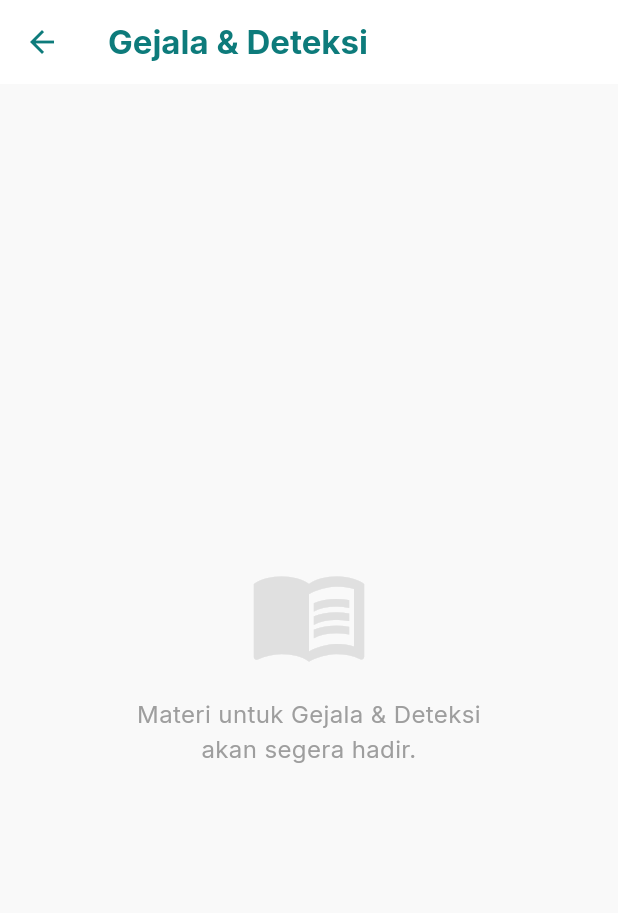
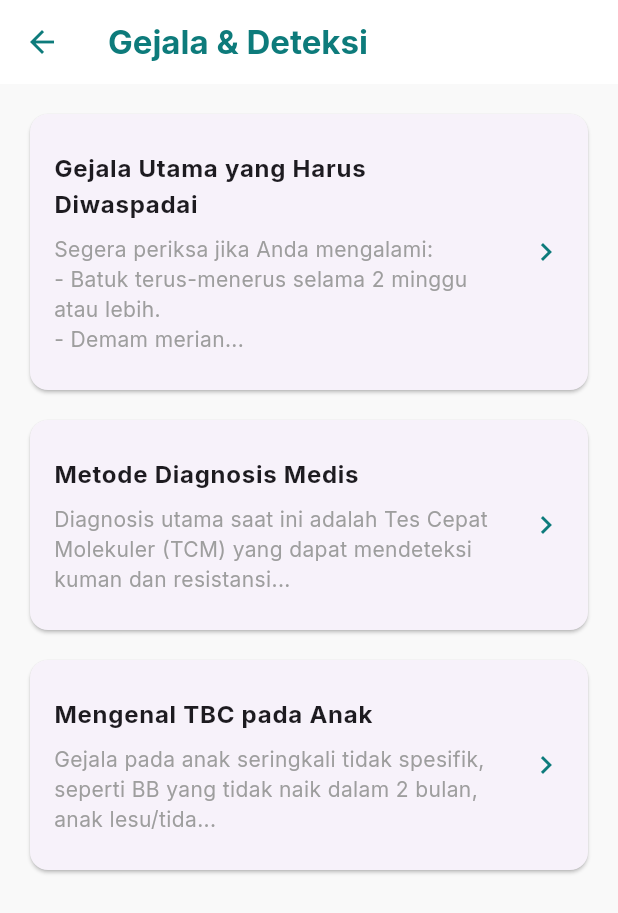
Before and after one commit to ErickHaidar/Aura-Health-FrontEnd, a Flutter app: the EducationScreen screen opened directly, after a tap on "Gejala & Deteksi", on a phone screen of 412 x 824 dp. Shown: the top 913 px of the screen. Run offline on Flutter 3.47's test engine with Material 3 defaults, Android fonts, the phone set to English and light mode, and no system bars; our stand-ins replace flutter_dotenv, google_fonts, shared_preferences; accounts and stored records are empty; network calls fail.

Commit message:
Add materi Education

```diff
--- a/lib/main.dart
+++ b/lib/main.dart
@@ -5,8 +5,10 @@ import 'screens/login_screen.dart';
 import 'screens/register_screen.dart';
 import 'screens/otp_screen.dart';
 import 'screens/main_screen.dart';
+import 'package:flutter_dotenv/flutter_dotenv.dart';
 
-void main() {
+Future<void> main() async {
+  await dotenv.load(fileName: ".env");
   runApp(const AuraHealthApp());
 }
 
@@ -19,7 +21,7 @@ class AuraHealthApp extends StatelessWidget {
       title: 'Aura Health',
       theme: AppTheme.theme,
       debugShowCheckedModeBanner: false,
-      initialRoute: '/',
+      initialRoute: '/main',
       routes: {
         '/': (context) => const SplashScreen(),
         '/login': (context) => const LoginScreen(),
--- a/lib/screens/education_screen.dart
+++ b/lib/screens/education_screen.dart
@@ -23,6 +23,8 @@ class _EducationScreenState extends State<EducationScreen> {
     'pencegahan': Icons.shield,
     'obat': Icons.medication,
     'oat': Icons.medication,
+    'etika batuk': Icons.record_voice_over,
+    'nutrisi': Icons.restaurant,
   };
 
   @override
@@ -159,6 +161,20 @@ class _EducationScreenState extends State<EducationScreen> {
         title: 'Obat-obatan OAT',
         description: 'Panduan lengkap pengobatan dan efek samping.',
       ),
+      const SizedBox(height: 16),
+      _buildCategoryCard(
+        context,
+        icon: Icons.record_voice_over,
+        title: 'Etika Batuk',
+        description: 'Cara batuk yang benar agar tidak menularkan ke orang lain.',
+      ),
+      const SizedBox(height: 16),
+      _buildCategoryCard(
+        context,
+        icon: Icons.restaurant,
+        title: 'Nutrisi TBC',
+        description: 'Kebutuhan gizi bagi penderita TBC untuk mempercepat kesembuhan.',
+      ),
     ];
   }
 
--- a/lib/screens/splash_screen.dart
+++ b/lib/screens/splash_screen.dart
@@ -27,11 +27,8 @@ class _SplashScreenState extends State<SplashScreen> {
 
     if (!mounted) return;
 
-    if (isLoggedIn) {
-      Navigator.pushReplacementNamed(context, '/main');
-    } else {
-      Navigator.pushReplacementNamed(context, '/login');
-    }
+    // Langsung navigasi ke /main untuk keperluan pengembangan
+    Navigator.pushReplacementNamed(context, '/main');
   }
 
   @override
--- a/lib/services/api_config.dart
+++ b/lib/services/api_config.dart
@@ -1,16 +1,14 @@
 import 'dart:io';
 import 'package:flutter/foundation.dart';
+import 'package:flutter_dotenv/flutter_dotenv.dart';
 
 class ApiConfig {
-  // Jika menggunakan Emulator Android, localhost harus diganti jadi 10.0.2.2
-  // Jika mengetes di HP fisik via WiFi, ganti dengan IP Address laptop (contoh: 192.168.1.10)
-  // Ngrok URL — ganti kalau ngrok restart (URL berubah)
-  static const _ngrokUrl = 'https://tobie-unpensioning-melia.ngrok-free.dev';
+  static String get baseUrl {
+    // Mengambil URL dari .env, jika tidak ada pakai default
+    final envUrl = dotenv.get('API_URL', fallback: 'https://tobie-unpensioning-melia.ngrok-free.dev');
 
-  static String get baseUrl {
     if (kIsWeb) return 'http://localhost:3000/api';
-    // Pakai ngrok untuk HP fisik (bypass WiFi isolation)
-    return '$_ngrokUrl/api';
+    return '$envUrl/api';
   }
 
   // Helper untuk Headers
--- a/lib/services/auth_service.dart
+++ b/lib/services/auth_service.dart
@@ -155,14 +155,16 @@ class AuthService {
 
   // ─── Ambil Access Token (dengan auto-refresh jika expired) ───
   static Future<String?> getToken() async {
-    final prefs = await SharedPreferences.getInstance();
-    return prefs.getString(_keyAccessToken);
+    // final prefs = await SharedPreferences.getInstance();
+    // return prefs.getString(_keyAccessToken);
+    return "dummy_token_development";
   }
 
   // ─── Cek apakah user sudah login ───
   static Future<bool> isLoggedIn() async {
-    final token = await getToken();
-    return token != null;
+    // final token = await getToken();
+    // return token != null;
+    return true;
   }
 
   // ─── Ambil data user tersimpan ───
--- a/lib/services/education_service.dart
+++ b/lib/services/education_service.dart
@@ -28,6 +28,190 @@ class EducationService {
 
   // ─── Konten per kategori ───
   static Future<Map<String, dynamic>> getContentByCategory(String category) async {
+    // ─── Static Fallback Content ───
+    final lowerCategory = category.toLowerCase();
+    if (lowerCategory == 'etika batuk') {
+      return {
+        'success': true,
+        'contents': [
+          EducationContent(
+            id: 901,
+            title: 'Mengapa Etika Batuk Penting?',
+            category: 'Etika Batuk',
+            content:
+                'TBC menular melalui udara lewat percikan dahak (droplet). Satu kali batuk dapat menyebarkan hingga 3000 kuman. Tanpa etika yang benar, kuman ini melayang di udara dan berisiko terhirup orang lain.',
+          ),
+          EducationContent(
+            id: 902,
+            title: 'Langkah-langkah Etika Batuk yang Benar',
+            category: 'Etika Batuk',
+            content: '''1. Gunakan masker saat sakit.
+2. Tutup mulut & hidung dengan lengan atas bagian dalam (siku) jika tidak ada tisu.
+3. Tutup dengan tisu jika tersedia.
+4. Segera buang tisu ke tempat sampah tertutup.
+5. Cuci tangan dengan sabun/hand sanitizer.''',
+          ),
+          EducationContent(
+            id: 903,
+            title: 'Kebiasaan Salah yang Harus Dihindari',
+            category: 'Etika Batuk',
+            content:
+                'Jangan menutup batuk dengan telapak tangan karena kuman akan menempel di tangan dan berpindah saat bersalaman. Jangan meludah sembarangan; ludahlah di wastafel/WC dan siram hingga bersih.',
+          ),
+        ]
+      };
+    }
+    if (lowerCategory == 'mengenal tbc') {
+      return {
+        'success': true,
+        'contents': [
+          EducationContent(
+            id: 801,
+            title: 'Apa itu Penyakit TBC?',
+            category: 'Mengenal TBC',
+            content:
+                'TBC (Tuberkulosis) adalah penyakit menular yang disebabkan oleh kuman Mycobacterium tuberculosis. Kuman ini masuk ke tubuh melalui pernapasan dan paling sering menyerang paru-paru (TB Paru), namun juga bisa menyerang organ lain seperti tulang, otak, dan kelenjar getah bening (TB Ekstra Paru).',
+          ),
+          EducationContent(
+            id: 802,
+            title: 'Bagaimana TBC Menular?',
+            category: 'Mengenal TBC',
+            content:
+                'TBC menyebar melalui udara (airborne) melalui percikan dahak (droplet) saat penderita TBC aktif batuk, bersin, atau berbicara. TBC TIDAK menular melalui jabat tangan, berbagi alat makan, atau bersentuhan dengan pakaian penderita.',
+          ),
+          EducationContent(
+            id: 803,
+            title: 'TBC Laten vs TBC Aktif',
+            category: 'Mengenal TBC',
+            content:
+                'TBC Laten adalah kondisi di mana bakteri ada di tubuh namun "tertidur" karena sistem imun kuat (tidak ada gejala & tidak menular). TBC Aktif adalah saat bakteri berkembang biak, menimbulkan gejala, dan bisa menularkan ke orang lain.',
+          ),
+        ]
+      };
+    }
+
+    if (lowerCategory == 'gejala & deteksi') {
+      return {
+        'success': true,
+        'contents': [
+          EducationContent(
+            id: 811,
+            title: 'Gejala Utama yang Harus Diwaspadai',
+            category: 'Gejala & Deteksi',
+            content: 'Segera periksa jika Anda mengalami:\n'
+                '- Batuk terus-menerus selama 2 minggu atau lebih.\n'
+                '- Demam meriang yang berlangsung lama.\n'
+                '- Berkeringat di malam hari meski tanpa aktivitas.\n'
+                '- Penurunan berat badan dan nafsu makan secara drastis.',
+          ),
+          EducationContent(
+            id: 812,
+            title: 'Metode Diagnosis Medis',
+            category: 'Gejala & Deteksi',
+            content:
+                'Diagnosis utama saat ini adalah Tes Cepat Molekuler (TCM) yang dapat mendeteksi kuman dan resistansi obat dalam 2 jam. Metode lain termasuk pemeriksaan dahak (BTA), Rontgen dada (Toraks), dan tes kulit Mantoux (terutama pada anak).',
+          ),
+          EducationContent(
+            id: 813,
+            title: 'Mengenal TBC pada Anak',
+            category: 'Gejala & Deteksi',
+            content:
+                'Gejala pada anak seringkali tidak spesifik, seperti BB yang tidak naik dalam 2 bulan, anak lesu/tidak aktif bermain, dan demam berulang. Dokter biasanya menggunakan sistem skoring untuk mendiagnosis TBC pada anak.',
+          ),
+        ]
+      };
+    }
+
+    if (lowerCategory == 'pencegahan') {
+      return {
+        'success': true,
+        'contents': [
+          EducationContent(
+            id: 821,
+            title: 'Vaksinasi BCG untuk Bayi',
+            category: 'Pencegahan',
+            content:
+                'Vaksin BCG (Bacillus Calmette-Guérin) adalah imunisasi wajib yang diberikan pada bayi usia 0-2 bulan. Vaksin ini sangat efektif mencegah TBC berat pada anak, seperti meningitis TBC (radang selaput otak).',
+          ),
+          EducationContent(
+            id: 822,
+            title: 'Terapi Pencegahan TBC (TPT)',
+            category: 'Pencegahan',
+            content:
+                'Jika Anda tinggal serumah dengan penderita TBC, Anda mungkin perlu mengonsumsi obat pencegahan (TPT) meskipun tidak merasa sakit. TPT bertujuan mematikan kuman laten agar tidak berkembang menjadi sakit TBC di masa depan.',
+          ),
+          EducationContent(
+            id: 823,
+            title: 'Ciptakan Lingkungan Rumah Sehat',
+            category: 'Pencegahan',
+            content:
+                'Kuman TBC mudah mati jika terkena sinar matahari langsung dan sirkulasi udara yang baik. Pastikan rumah memiliki ventilasi yang cukup dan buka jendela setiap pagi agar udara segar masuk.',
+          ),
+        ]
+      };
+    }
+
+    if (lowerCategory == 'obat-obatan oat') {
+      return {
+        'success': true,
+        'contents': [
+          EducationContent(
+            id: 831,
+            title: 'Mengenal Obat Anti Tuberkulosis (OAT)',
+            category: 'Obat-obatan OAT',
+            content:
+                'Pengobatan TBC menggunakan kombinasi beberapa antibiotik khusus (OAT) seperti Rifampisin, Isoniazid, Pirazinamid, dan Etambutol. Obat ini biasanya dikemas dalam satu tablet (KDT/Kombinasi Dosis Tetap) agar lebih mudah dikonsumsi.',
+          ),
+          EducationContent(
+            id: 832,
+            title: 'Tahapan dan Durasi Pengobatan',
+            category: 'Obat-obatan OAT',
+            content: 'Pengobatan TBC berlangsung minimal 6 bulan tanpa putus, terbagi menjadi:\n'
+                '- Fase Intensif (2 bulan): Mematikan kuman dengan cepat.\n'
+                '- Fase Lanjutan (4 bulan): Membunuh sisa kuman agar tidak kambuh.\n'
+                '- JANGAN BERHENTI minum obat meskipun sudah merasa sehat sebelum waktunya.',
+          ),
+          EducationContent(
+            id: 833,
+            title: 'Efek Samping dan Aturan Minum',
+            category: 'Obat-obatan OAT',
+            content:
+                'Rifampisin & Isoniazid sebaiknya diminum saat perut kosong. Efek samping umum termasuk air seni berwarna merah (normal), mual, atau kesemutan. Segera hubungi petugas kesehatan jika muncul gejala berat seperti mata kuning atau gatal-gatal hebat.',
+          ),
+        ]
+      };
+    }
+
+
+    if (lowerCategory == 'nutrisi tbc') {
+      return {
+        'success': true,
+        'contents': [
+          EducationContent(
+            id: 911,
+            title: 'Prinsip Gizi TKTP',
+            category: 'Nutrisi TBC',
+            content:
+                'Pasien TBC membutuhkan diet Tinggi Kalori Tinggi Protein (TKTP) untuk melawan infeksi dan mencegah penurunan berat badan (malnutrisi). Konsumsilah 3-4 porsi protein hewani (daging, ikan, telur) dan nabati (tahu, tempe) setiap hari.',
+          ),
+          EducationContent(
+            id: 912,
+            title: 'Vitamin & Mineral Pendukung Imunitas',
+            category: 'Nutrisi TBC',
+            content:
+                'Tingkatkan asupan Vitamin A, C, D, E serta mineral seperti Seng (Zinc) dan Selenium dari sayur dan buah berwarna cerah (wortel, bayam, jeruk, mangga). Mineral ini krusial untuk integritas sistem imun paru-paru.',
+          ),
+          EducationContent(
+            id: 913,
+            title: 'Pantangan Makanan & Minuman',
+            category: 'Nutrisi TBC',
+            content:
+                'Hindari makanan berminyak (gorengan), lemak jenuh, dan makanan/minuman terlalu manis karena dapat memicu batuk dan mual. Batasi kafein (kopi/teh) dan alkohol karena dapat mengganggu penyerapan obat.',
+          ),
+        ]
+      };
+    }
+
     try {
       final response = await http.get(
         Uri.parse('${ApiConfig.baseUrl}/education/category/$category'),
--- a/pubspec.yaml
+++ b/pubspec.yaml
@@ -38,6 +38,7 @@ dependencies:
   font_awesome_flutter: ^11.0.0
   http: ^1.6.0
   shared_preferences: ^2.5.5
+  flutter_dotenv: ^6.0.1
 
 dev_dependencies:
   flutter_test:
@@ -60,7 +61,8 @@ flutter:
   # included with your application, so that you can use the icons in
   # the material Icons class.
   uses-material-design: true
-
+  assets:
+    - .env
   # To add assets to your application, add an assets section, like this:
   # assets:
   #   - images/a_dot_burr.jpeg
```
Also changed, not shown: pubspec.lock, 1 other file.
